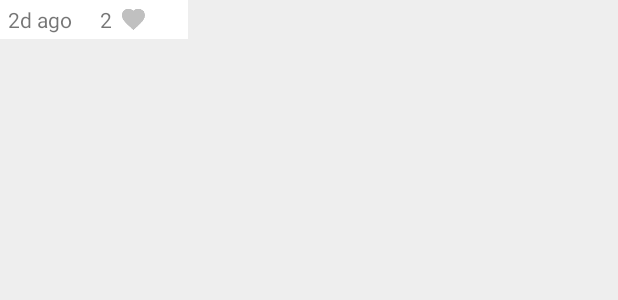
After one commit to opus-ua/beacon-frontend, an Android app: the layout beacon_info_window.xml on its own in the app's theme, with its tools: preview values and no code run, on a phone screen of 412 x 824 dp. The commit adds this screen. Shown: the top 300 px of the screen. Run offline under Robolectric (Android 15) with nearby library versions, the phone set to English and light mode, and no system bars.

Commit message:
Display thumbnail in info windows.

```diff
--- /dev/null
+++ b/app/src/main/res/layout/beacon_info_window.xml
@@ -0,0 +1,53 @@
+<?xml version="1.0" encoding="utf-8"?>
+
+
+<LinearLayout xmlns:android="http://schemas.android.com/apk/res/android"
+    android:orientation="vertical"
+    android:layout_width="@dimen/info_window_width"
+    android:layout_height="wrap_content"
+    android:background="@color/container_white">
+
+    <ImageView
+        android:id="@+id/thumbnailImage"
+        android:layout_width="match_parent"
+        android:layout_height="wrap_content"
+        android:scaleType="fitCenter"
+        android:adjustViewBounds="true" />
+
+    <LinearLayout
+        android:orientation="horizontal"
+        android:layout_width="match_parent"
+        android:layout_height="wrap_content"
+        android:background="@color/container_white">
+
+        <TextView
+            android:id="@+id/thumbnailTimestamp"
+            android:layout_marginLeft="5dp"
+            android:layout_marginRight="15dp"
+            android:layout_width="wrap_content"
+            android:layout_height="wrap_content"
+            android:layout_gravity="center_vertical"
+            android:background="@color/container_white"
+            android:text="2d ago" />
+
+        <TextView
+            android:id="@+id/thumbnailNumHearts"
+            android:layout_margin="3dp"
+            android:layout_width="wrap_content"
+            android:layout_height="wrap_content"
+            android:layout_gravity="center_vertical"
+            android:background="@color/container_white"
+            android:text="2" />
+
+        <ImageView
+            android:id="@+id/thumbnailHeart"
+            android:layout_margin="3dp"
+            android:layout_width="15dp"
+            android:layout_height="15dp"
+            android:scaleType="fitCenter"
+            android:layout_gravity="center_vertical"
+            android:background="@color/container_white"
+            android:src="@drawable/filled_heart"
+            android:tint="@color/heart_gray" />
+    </LinearLayout>
+</LinearLayout>
--- a/app/src/main/res/layout/header.xml
+++ b/app/src/main/res/layout/header.xml
@@ -12,8 +12,6 @@
         android:adjustViewBounds="true"
         android:scaleType="fitXY">
     </ImageView>
-
-   // headerUser headerDesc headerHeart numHeaderHearts
 
     <RelativeLayout
         android:layout_width="match_parent"
--- a/app/src/main/res/values/colors.xml
+++ b/app/src/main/res/values/colors.xml
@@ -5,7 +5,7 @@
     <item name="container_white" type="color">#FFFFFF</item>
     <item name="heart_red" type="color">#FF6A6A</item>
     <item name="heart_gray" type="color">#C0C0C0</item>
-    <item name="gunmetal" type="color">#2C3539</item>
+    <item name="gunmetal" type="color">#2C3539FF</item>
     <item name="gray" type="color">#808080</item>
     <color name="primary">#66BB6A</color>
     <color name="primary_dark">#1B5E20</color>
--- a/app/src/main/res/values/dimens.xml
+++ b/app/src/main/res/values/dimens.xml
@@ -31,4 +31,5 @@
     <dimen name="heart_margin_left">5dp</dimen>
     <dimen name="heart_spacing">8dp</dimen>
 
+    <dimen name="info_window_width">125dp</dimen>
 </resources>
```
Also changed, not shown: app/src/main/java/org/opus/beacon/BeaconInfoWindowAdapter.java (added, +40 -0 lines), app/src/main/java/org/opus/beacon/MapActivity.java (+19 -5 lines), app/src/main/res/drawable-hdpi/comment.png (added), app/src/main/res/drawable-ldpi/comment.png (added), app/src/main/res/drawable-mdpi/comment.png (added), app/src/main/res/drawable-xhdpi/comment.png (added), app/src/main/res/drawable-xxhdpi/comment.png (added), app/src/main/res/drawable-xxxhdpi/comment.png (added), 1 other file.
